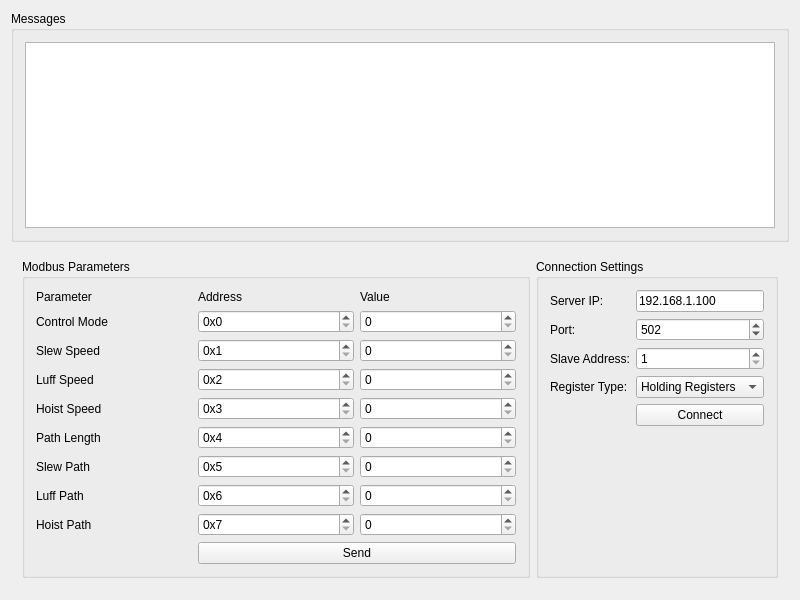
The window that mainwindow.ui (riveriver/for_testing_hkcrc_crane) describes before a commit, drawn with Qt 5.
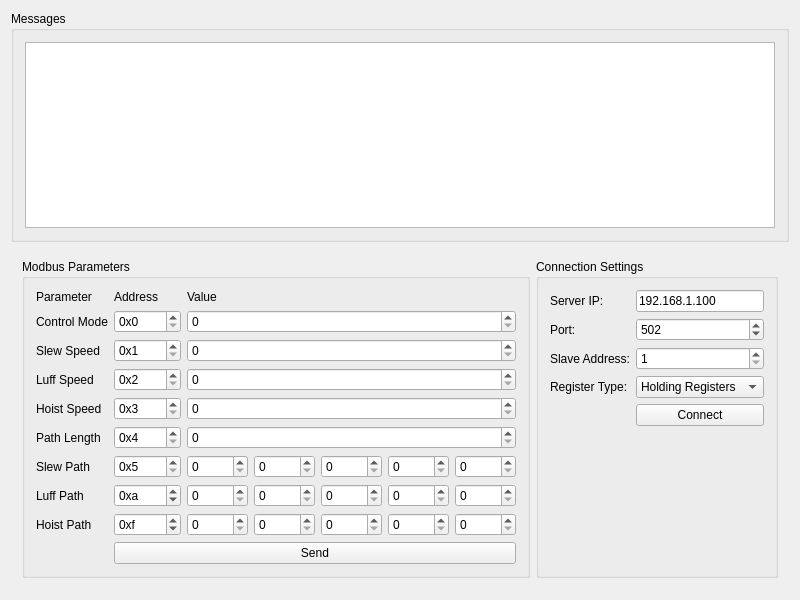
The same window after the commit.

Commit message: fix; change ui to tx path params

```diff
--- a/mainwindow.ui
+++ b/mainwindow.ui
@@ -253,10 +253,15 @@
             <property name="prefix">
              <string>0x</string>
             </property>
+            <property name="value">
+             <number>5</number>
+            </property>
            </widget>
           </item>
           <item row="6" column="2">
-           <widget class="QSpinBox" name="slewPathSpinBox">
+           <layout class="QHBoxLayout" name="horizontalLayout_3">
+            <item>
+             <widget class="QSpinBox" name="slewPathSpinBox1">
             <property name="minimum">
              <number>0</number>
             </property>
@@ -264,6 +269,48 @@
              <number>65535</number>
             </property>
            </widget>
+            </item>
+            <item>
+             <widget class="QSpinBox" name="slewPathSpinBox2">
+              <property name="minimum">
+               <number>0</number>
+              </property>
+              <property name="maximum">
+               <number>65535</number>
+              </property>
+             </widget>
+            </item>
+            <item>
+             <widget class="QSpinBox" name="slewPathSpinBox3">
+              <property name="minimum">
+               <number>0</number>
+              </property>
+              <property name="maximum">
+               <number>65535</number>
+              </property>
+             </widget>
+            </item>
+            <item>
+             <widget class="QSpinBox" name="slewPathSpinBox4">
+              <property name="minimum">
+               <number>0</number>
+              </property>
+              <property name="maximum">
+               <number>65535</number>
+              </property>
+             </widget>
+            </item>
+            <item>
+             <widget class="QSpinBox" name="slewPathSpinBox5">
+              <property name="minimum">
+               <number>0</number>
+              </property>
+              <property name="maximum">
+               <number>65535</number>
+              </property>
+             </widget>
+            </item>
+           </layout>
           </item>
           <item row="7" column="0">
            <widget class="QLabel" name="luffPathLabel">
@@ -286,10 +333,15 @@
             <property name="prefix">
              <string>0x</string>
             </property>
+            <property name="value">
+             <number>10</number>
+            </property>
            </widget>
           </item>
           <item row="7" column="2">
-           <widget class="QSpinBox" name="luffPathSpinBox">
+           <layout class="QHBoxLayout" name="horizontalLayout_4">
+            <item>
+             <widget class="QSpinBox" name="luffPathSpinBox1">
             <property name="minimum">
              <number>0</number>
             </property>
@@ -297,6 +349,48 @@
              <number>65535</number>
             </property>
            </widget>
+            </item>
+            <item>
+             <widget class="QSpinBox" name="luffPathSpinBox2">
+              <property name="minimum">
+               <number>0</number>
+              </property>
+              <property name="maximum">
+               <number>65535</number>
+              </property>
+             </widget>
+            </item>
+            <item>
+             <widget class="QSpinBox" name="luffPathSpinBox3">
+              <property name="minimum">
+               <number>0</number>
+              </property>
+              <property name="maximum">
+               <number>65535</number>
+              </property>
+             </widget>
+            </item>
+            <item>
+             <widget class="QSpinBox" name="luffPathSpinBox4">
+              <property name="minimum">
+               <number>0</number>
+              </property>
+              <property name="maximum">
+               <number>65535</number>
+              </property>
+             </widget>
+            </item>
+            <item>
+             <widget class="QSpinBox" name="luffPathSpinBox5">
+              <property name="minimum">
+               <number>0</number>
+              </property>
+              <property name="maximum">
+               <number>65535</number>
+              </property>
+             </widget>
+            </item>
+           </layout>
           </item>
           <item row="8" column="0">
            <widget class="QLabel" name="hoistPathLabel">
@@ -319,10 +413,15 @@
             <property name="prefix">
              <string>0x</string>
             </property>
+            <property name="value">
+             <number>15</number>
+            </property>
            </widget>
           </item>
           <item row="8" column="2">
-           <widget class="QSpinBox" name="hoistPathSpinBox">
+           <layout class="QHBoxLayout" name="horizontalLayout_5">
+            <item>
+             <widget class="QSpinBox" name="hoistPathSpinBox1">
             <property name="minimum">
              <number>0</number>
             </property>
@@ -330,6 +429,48 @@
              <number>65535</number>
             </property>
            </widget>
+            </item>
+            <item>
+             <widget class="QSpinBox" name="hoistPathSpinBox2">
+              <property name="minimum">
+               <number>0</number>
+              </property>
+              <property name="maximum">
+               <number>65535</number>
+              </property>
+             </widget>
+            </item>
+            <item>
+             <widget class="QSpinBox" name="hoistPathSpinBox3">
+              <property name="minimum">
+               <number>0</number>
+              </property>
+              <property name="maximum">
+               <number>65535</number>
+              </property>
+             </widget>
+            </item>
+            <item>
+             <widget class="QSpinBox" name="hoistPathSpinBox4">
+              <property name="minimum">
+               <number>0</number>
+              </property>
+              <property name="maximum">
+               <number>65535</number>
+              </property>
+             </widget>
+            </item>
+            <item>
+             <widget class="QSpinBox" name="hoistPathSpinBox5">
+              <property name="minimum">
+               <number>0</number>
+              </property>
+              <property name="maximum">
+               <number>65535</number>
+              </property>
+             </widget>
+            </item>
+           </layout>
           </item>
           <item row="9" column="1" colspan="2">
            <widget class="QPushButton" name="sendButton">
```
Lines whose indentation alone changed are shown as unchanged. The commit also changes 4 other files.
